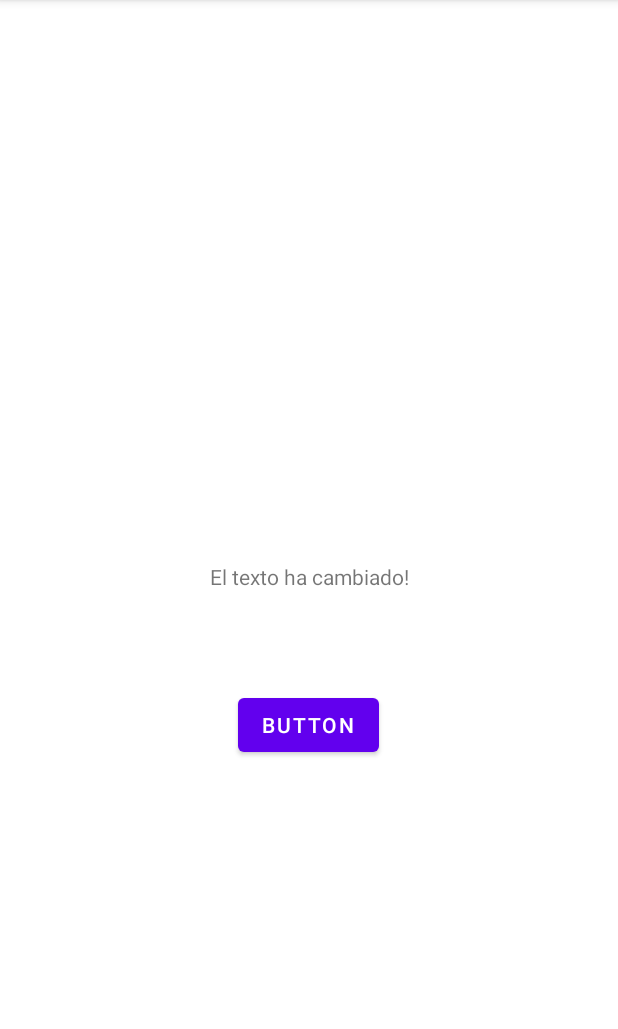
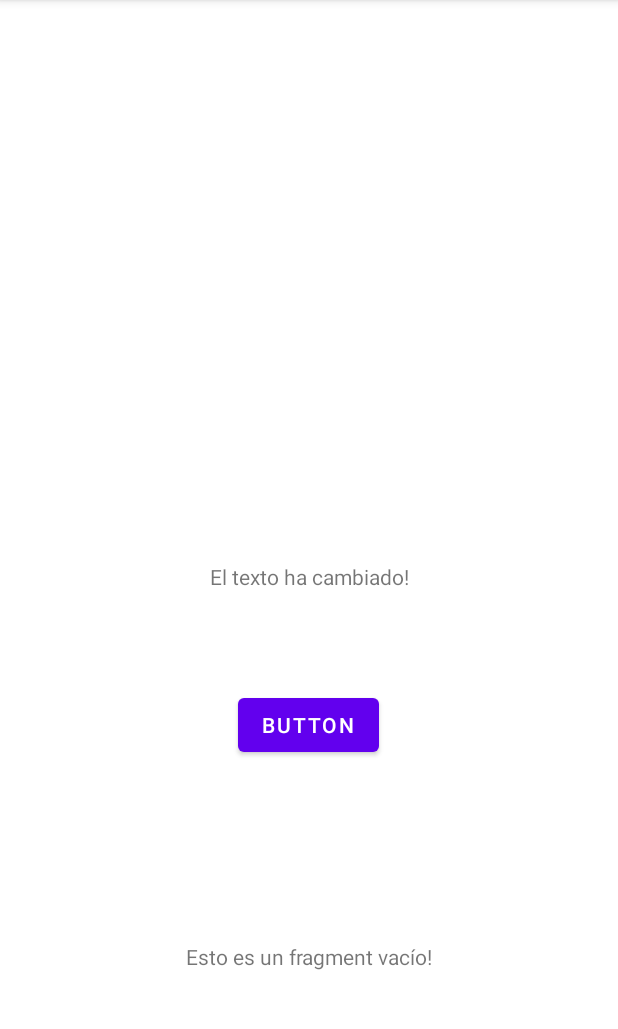
Before and after one commit to ItsIvanPsk/ProyectoBeca, an Android app: the screen it shows after launch (MainActivity), after a tap on "BUTTON", on a phone screen of 412 x 824 dp, the part 84-1113 px from its top. Run offline under Robolectric (Android 15) with nearby library versions, the phone set to English and light mode, and no system bars.

Commit message:
Fragment en la main activity

```diff
--- /dev/null
+++ b/app/src/main/java/com/example/primerproyecto/FirstFragment.kt
@@ -0,0 +1,13 @@
+package com.example.primerproyecto
+
+import android.os.Bundle
+import androidx.fragment.app.Fragment
+import android.view.LayoutInflater
+import android.view.View
+import android.view.ViewGroup
+
+class FirstFragment : Fragment(R.layout.fragment_first) {
+    override fun onViewCreated(view: View, savedInstanceState: Bundle?) {
+        super.onViewCreated(view, savedInstanceState)
+    }
+}
--- a/app/src/main/res/layout/activity_main.xml
+++ b/app/src/main/res/layout/activity_main.xml
@@ -28,4 +28,15 @@
         app:layout_constraintTop_toBottomOf="@+id/main_text_header"
         app:layout_constraintVertical_bias="0.201" />
 
+    <androidx.fragment.app.FragmentContainerView
+        android:id="@+id/main_fragment_welcome"
+        android:layout_width="wrap_content"
+        android:layout_height="wrap_content"
+        android:name="com.example.primerproyecto.FirstFragment"
+        app:layout_constraintTop_toBottomOf="@+id/main_button_change"
+        app:layout_constraintStart_toStartOf="parent"
+        app:layout_constraintEnd_toEndOf="parent"
+        app:layout_constraintBottom_toBottomOf="parent"
+        />
+
 </androidx.constraintlayout.widget.ConstraintLayout>
--- /dev/null
+++ b/app/src/main/res/layout/fragment_first.xml
@@ -0,0 +1,13 @@
+<?xml version="1.0" encoding="utf-8"?>
+<FrameLayout xmlns:android="http://schemas.android.com/apk/res/android"
+    xmlns:tools="http://schemas.android.com/tools"
+    android:layout_width="match_parent"
+    android:layout_height="match_parent"
+    tools:context=".FirstFragment">
+
+    <TextView
+        android:layout_width="match_parent"
+        android:layout_height="wrap_content"
+        android:text="Esto es un fragment vacío!"/>
+
+</FrameLayout>
--- a/app/src/main/res/values/strings.xml
+++ b/app/src/main/res/values/strings.xml
@@ -1,3 +1,5 @@
 <resources>
     <string name="app_name">PrimerProyecto</string>
+    <!-- TODO: Remove or change this placeholder text -->
+    <string name="hello_blank_fragment">Hello blank fragment</string>
 </resources>
```
